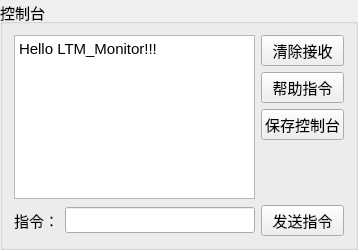
Qt form src/ui_widgets/main_window/ui/console_widget.ui (xiaopengyouGU/LTM_Monitor) before a commit.
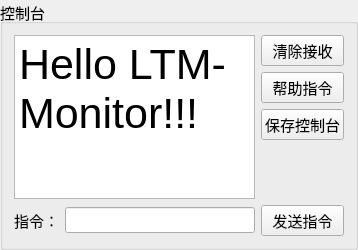
The same form after that commit.

Commit message:
LTM_Monitor V0.4.3：更新品牌标识、状态栏与控制台显示
统一 LTM-Monitor 品牌名称；重排状态栏信息并更新版本号；控制台欢迎语保留大字号，后续输出恢复默认 11 号字体。

```diff
--- a/src/ui_widgets/main_window/ui/console_widget.ui
+++ b/src/ui_widgets/main_window/ui/console_widget.ui
@@ -75,8 +75,13 @@
    </item>
    <item row="0" column="0" rowspan="5" colspan="2">
     <widget class="QPlainTextEdit" name="plainTextEdit">
+     <property name="font">
+      <font>
+       <pointsize>32</pointsize>
+      </font>
+     </property>
      <property name="plainText">
-      <string>Hello LTM_Monitor!!!</string>
+      <string>Hello LTM-Monitor!!!</string>
      </property>
     </widget>
    </item>
```
The commit also changes 4 other files.
